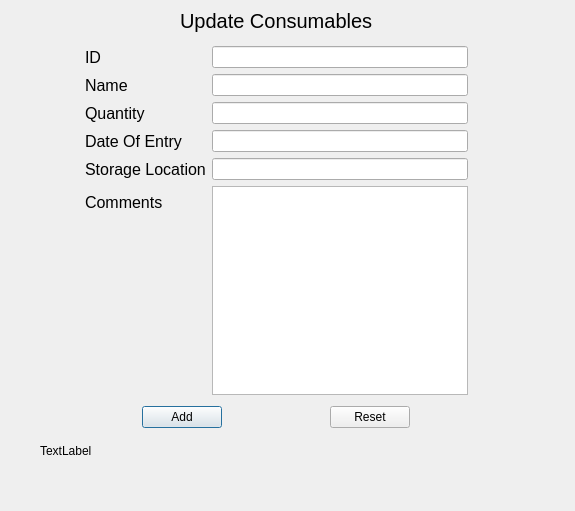
The window that cupdate.ui (ChaosKingNV/NPCIL-Inventory-Management-System) describes before a commit, drawn with Qt 5.
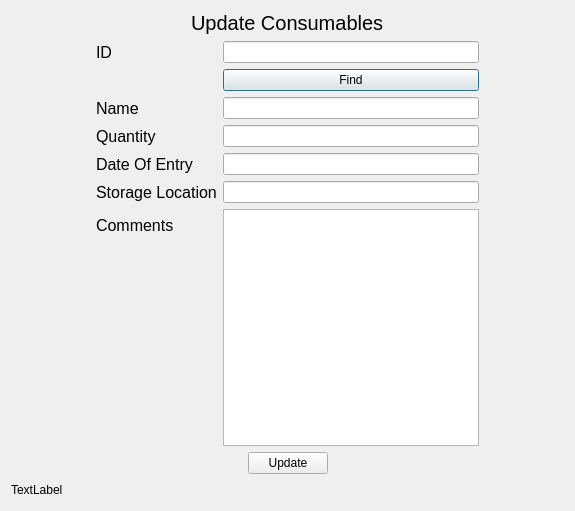
The same window after the commit.

Commit message: Cupdate all features added

```diff
--- a/cupdate.ui
+++ b/cupdate.ui
@@ -13,18 +13,11 @@
   <property name="windowTitle">
    <string>Dialog</string>
   </property>
-  <widget class="QWidget" name="layoutWidget">
-   <property name="geometry">
-    <rect>
-     <x>40</x>
-     <y>402</y>
-     <width>472</width>
-     <height>31</height>
-    </rect>
-   </property>
-   <layout class="QHBoxLayout" name="horizontalLayout_3">
+  <layout class="QVBoxLayout" name="verticalLayout">
     <item>
-     <spacer name="horizontalSpacer_5">
+    <layout class="QHBoxLayout" name="horizontalLayout">
+     <item>
+      <spacer name="horizontalSpacer">
       <property name="orientation">
        <enum>Qt::Horizontal</enum>
       </property>
@@ -37,34 +30,25 @@
      </spacer>
     </item>
     <item>
-     <widget class="QPushButton" name="pushButtonCAddAdd">
-      <property name="text">
-       <string>Add</string>
-      </property>
-     </widget>
-    </item>
-    <item>
-     <spacer name="horizontalSpacer_6">
-      <property name="orientation">
-       <enum>Qt::Horizontal</enum>
-      </property>
-      <property name="sizeHint" stdset="0">
-       <size>
-        <width>40</width>
-        <height>20</height>
-       </size>
-      </property>
-     </spacer>
-    </item>
-    <item>
-     <widget class="QPushButton" name="pushButton_2">
+      <widget class="QLabel" name="label_7">
+       <property name="sizePolicy">
+        <sizepolicy hsizetype="Fixed" vsizetype="Fixed">
+         <horstretch>0</horstretch>
+         <verstretch>0</verstretch>
+        </sizepolicy>
+       </property>
+       <property name="font">
+        <font>
+         <pointsize>15</pointsize>
+        </font>
+       </property>
       <property name="text">
-       <string>Reset</string>
+        <string>Update Consumables</string>
       </property>
      </widget>
     </item>
     <item>
-     <spacer name="horizontalSpacer_7">
+      <spacer name="horizontalSpacer_2">
       <property name="orientation">
        <enum>Qt::Horizontal</enum>
       </property>
@@ -77,16 +61,8 @@
      </spacer>
     </item>
    </layout>
-  </widget>
-  <widget class="QWidget" name="layoutWidget_2">
-   <property name="geometry">
-    <rect>
-     <x>40</x>
-     <y>46</y>
-     <width>472</width>
-     <height>349</height>
-    </rect>
-   </property>
+   </item>
+   <item>
    <layout class="QHBoxLayout" name="horizontalLayout_2">
     <item>
      <spacer name="horizontalSpacer_3">
@@ -121,7 +97,7 @@
         </property>
        </widget>
       </item>
-      <item row="1" column="0">
+       <item row="2" column="0">
        <widget class="QLabel" name="label_2">
         <property name="font">
          <font>
@@ -136,10 +112,10 @@
         </property>
        </widget>
       </item>
-      <item row="1" column="1">
-       <widget class="QLineEdit" name="lineEditCAddName"/>
-      </item>
-      <item row="2" column="0">
+       <item row="2" column="1">
+        <widget class="QLineEdit" name="Name"/>
+       </item>
+       <item row="3" column="0">
        <widget class="QLabel" name="label_3">
         <property name="font">
          <font>
@@ -154,7 +130,7 @@
         </property>
        </widget>
       </item>
-      <item row="3" column="0">
+       <item row="4" column="0">
        <widget class="QLabel" name="label_4">
         <property name="font">
          <font>
@@ -169,7 +145,7 @@
         </property>
        </widget>
       </item>
-      <item row="4" column="0">
+       <item row="5" column="0">
        <widget class="QLabel" name="label_5">
         <property name="font">
          <font>
@@ -184,9 +160,6 @@
         </property>
        </widget>
       </item>
-      <item row="2" column="1">
-       <widget class="QLineEdit" name="lineEditCAddQrantity"/>
-      </item>
       <item row="3" column="1">
        <widget class="QLineEdit" name="lineEditCAddDate"/>
       </item>
@@ -194,9 +167,12 @@
        <widget class="QLineEdit" name="lineEditCAdStorage"/>
       </item>
       <item row="5" column="1">
-       <widget class="QTextEdit" name="textEditCAddComment"/>
-      </item>
-      <item row="5" column="0">
+        <widget class="QLineEdit" name="Storage"/>
+       </item>
+       <item row="6" column="1">
+        <widget class="QTextEdit" name="Comment"/>
+       </item>
+       <item row="6" column="0">
        <widget class="QLabel" name="label_6">
         <property name="font">
          <font>
@@ -208,6 +184,13 @@
         </property>
        </widget>
       </item>
+       <item row="1" column="1">
+        <widget class="QPushButton" name="findButton">
+         <property name="text">
+          <string>Find</string>
+         </property>
+        </widget>
+       </item>
      </layout>
     </item>
     <item>
@@ -224,19 +207,11 @@
      </spacer>
     </item>
    </layout>
-  </widget>
-  <widget class="QWidget" name="layoutWidget_3">
-   <property name="geometry">
-    <rect>
-     <x>40</x>
-     <y>3</y>
-     <width>472</width>
-     <height>36</height>
-    </rect>
-   </property>
-   <layout class="QHBoxLayout" name="horizontalLayout">
+   </item>
     <item>
-     <spacer name="horizontalSpacer">
+    <layout class="QHBoxLayout" name="horizontalLayout_3">
+     <item>
+      <spacer name="horizontalSpacer_5">
       <property name="orientation">
        <enum>Qt::Horizontal</enum>
       </property>
@@ -249,25 +224,14 @@
      </spacer>
     </item>
     <item>
-     <widget class="QLabel" name="label_7">
-      <property name="sizePolicy">
-       <sizepolicy hsizetype="Fixed" vsizetype="Fixed">
-        <horstretch>0</horstretch>
-        <verstretch>0</verstretch>
-       </sizepolicy>
-      </property>
-      <property name="font">
-       <font>
-        <pointsize>15</pointsize>
-       </font>
-      </property>
+      <widget class="QPushButton" name="updateButton">
       <property name="text">
-       <string>Update Consumables</string>
+        <string>Update</string>
       </property>
      </widget>
     </item>
     <item>
-     <spacer name="horizontalSpacer_2">
+      <spacer name="horizontalSpacer_7">
       <property name="orientation">
        <enum>Qt::Horizontal</enum>
       </property>
@@ -280,16 +244,8 @@
      </spacer>
     </item>
    </layout>
-  </widget>
-  <widget class="QWidget" name="layoutWidget_4">
-   <property name="geometry">
-    <rect>
-     <x>40</x>
-     <y>440</y>
-     <width>472</width>
-     <height>22</height>
-    </rect>
-   </property>
+   </item>
+   <item>
    <layout class="QHBoxLayout" name="horizontalLayout_4">
     <item>
      <widget class="QLabel" name="label_8">
@@ -312,7 +268,8 @@
      </spacer>
     </item>
    </layout>
-  </widget>
+   </item>
+  </layout>
  </widget>
  <resources/>
  <connections/>
```
Left out of the diff: 16 changed lines with no effect on the pictures. Lines whose indentation alone changed are shown as unchanged. The commit also changes 3 other files.
